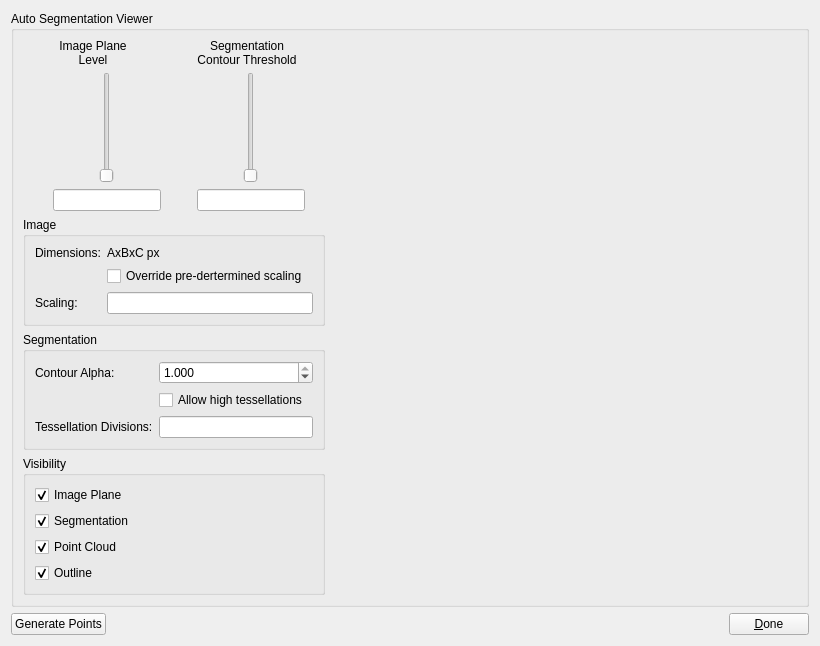
This is mapclientplugins/autosegmentationstep/qt/autosegmentationwidget.ui in tsalemink/autosegmentationstep as Qt 5 draws it before an edit. The edited form follows.
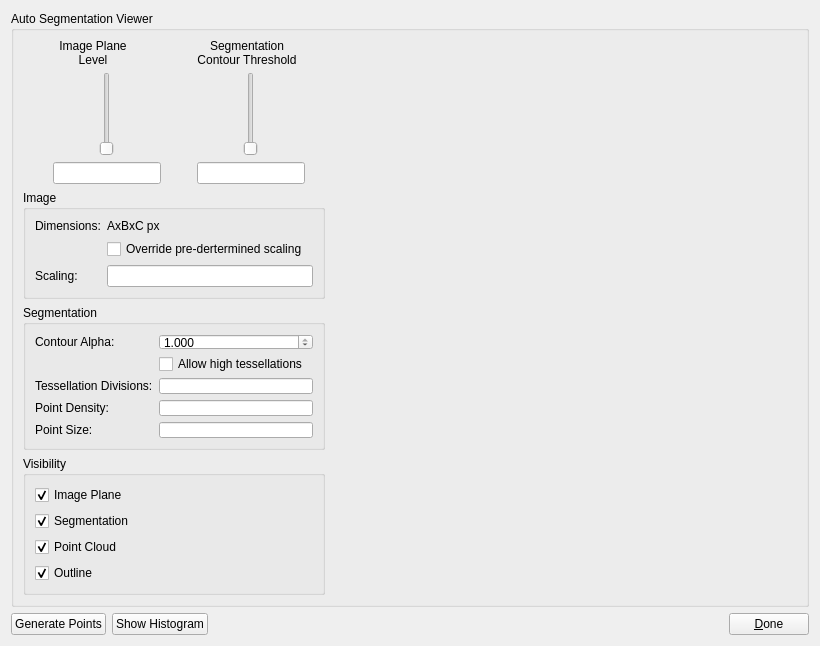
This is the edited form. Custom widgets are drawn as their Qt base class.

Patch:
```diff
--- a/mapclientplugins/autosegmentationstep/qt/autosegmentationwidget.ui
+++ b/mapclientplugins/autosegmentationstep/qt/autosegmentationwidget.ui
@@ -280,6 +280,26 @@
              </property>
             </widget>
            </item>
+           <item row="3" column="0">
+            <widget class="QLabel" name="label_5">
+             <property name="text">
+              <string>Point Density:</string>
+             </property>
+            </widget>
+           </item>
+           <item row="3" column="1">
+            <widget class="QLineEdit" name="pointDensityLineEdit"/>
+           </item>
+           <item row="4" column="0">
+            <widget class="QLabel" name="label_8">
+             <property name="text">
+              <string>Point Size:</string>
+             </property>
+            </widget>
+           </item>
+           <item row="4" column="1">
+            <widget class="QLineEdit" name="pointSizeLineEdit"/>
+           </item>
           </layout>
          </widget>
         </item>
@@ -369,6 +389,13 @@
        </property>
       </widget>
      </item>
+     <item>
+      <widget class="QPushButton" name="histogramPushButton">
+       <property name="text">
+        <string>Show Histogram</string>
+       </property>
+      </widget>
+     </item>
      <item>
       <spacer name="horizontalSpacer">
        <property name="orientation">
```
